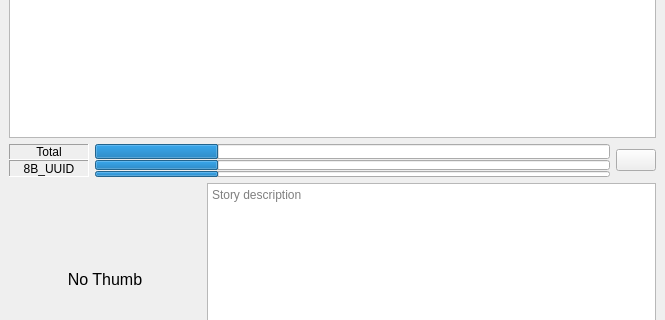
Old version of the form pkg/ui/main.ui in the repository o-daneel/Lunii.QT; both pictures show x 0 to 665 and y 194 to 514 of the 665 by 600 pixel window.
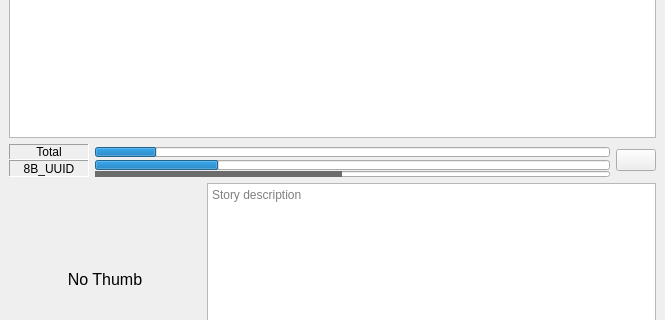
New version of the form. Icons and pictures are not drawn.

Diff of the .ui file:
```diff
--- a/pkg/ui/main.ui
+++ b/pkg/ui/main.ui
@@ -388,14 +388,14 @@
             <property name="maximumSize">
              <size>
               <width>16777215</width>
-              <height>15</height>
+              <height>10</height>
              </size>
             </property>
             <property name="toolTip">
              <string>Operation progress</string>
             </property>
             <property name="value">
-             <number>24</number>
+             <number>12</number>
             </property>
             <property name="textVisible">
              <bool>false</bool>
@@ -475,8 +475,11 @@
               <property name="toolTip">
                <string>File progress</string>
               </property>
+              <property name="styleSheet">
+               <string notr="true">QProgressBar::chunk { background-color: #6c6c6c; }</string>
+              </property>
               <property name="value">
-               <number>24</number>
+               <number>48</number>
               </property>
               <property name="textVisible">
                <bool>false</bool>
```
